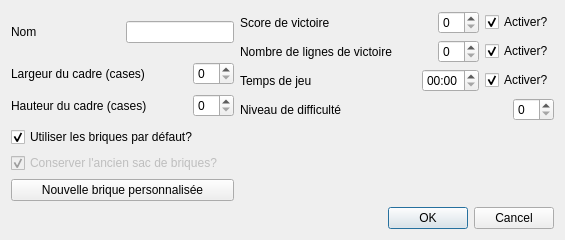
Before: the Qt Designer form view/configdialog.ui in g-jouret/projetTetris, drawn with Qt 5.
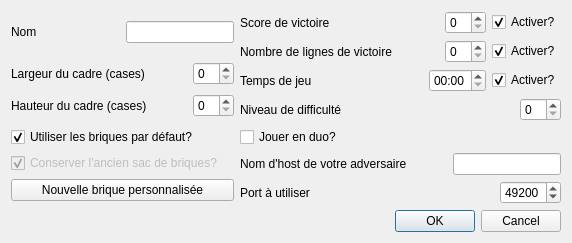
After: the same form once the commit is applied.

```diff
--- a/view/configdialog.ui
+++ b/view/configdialog.ui
@@ -6,7 +6,7 @@
    <rect>
     <x>0</x>
     <y>0</y>
-    <width>506</width>
+    <width>542</width>
     <height>244</height>
    </rect>
   </property>
@@ -285,7 +285,7 @@
      </item>
     </layout>
    </item>
-   <item row="3" column="0" colspan="2">
+   <item row="6" column="0" colspan="2">
     <widget class="QDialogButtonBox" name="buttonBox">
      <property name="orientation">
       <enum>Qt::Horizontal</enum>
@@ -295,6 +295,81 @@
      </property>
     </widget>
    </item>
+   <item row="2" column="1">
+    <layout class="QVBoxLayout" name="verticalLayout">
+     <item>
+      <widget class="QCheckBox" name="playDuo">
+       <property name="text">
+        <string>Jouer en duo?</string>
+       </property>
+      </widget>
+     </item>
+     <item>
+      <layout class="QHBoxLayout" name="ipLayout">
+       <item>
+        <widget class="QLabel" name="lbHost">
+         <property name="text">
+          <string>Nom d'host de votre adversaire</string>
+         </property>
+        </widget>
+       </item>
+       <item>
+        <spacer name="horizontalSpacer_6">
+         <property name="orientation">
+          <enum>Qt::Horizontal</enum>
+         </property>
+         <property name="sizeHint" stdset="0">
+          <size>
+           <width>40</width>
+           <height>20</height>
+          </size>
+         </property>
+        </spacer>
+       </item>
+       <item>
+        <widget class="QLineEdit" name="leHost"/>
+       </item>
+      </layout>
+     </item>
+     <item>
+      <layout class="QHBoxLayout" name="portLayout">
+       <item>
+        <widget class="QLabel" name="lbPort">
+         <property name="text">
+          <string>Port à utiliser</string>
+         </property>
+        </widget>
+       </item>
+       <item>
+        <spacer name="horizontalSpacer_9">
+         <property name="orientation">
+          <enum>Qt::Horizontal</enum>
+         </property>
+         <property name="sizeHint" stdset="0">
+          <size>
+           <width>40</width>
+           <height>20</height>
+          </size>
+         </property>
+        </spacer>
+       </item>
+       <item>
+        <widget class="QSpinBox" name="sbPort">
+         <property name="minimum">
+          <number>49153</number>
+         </property>
+         <property name="maximum">
+          <number>65535</number>
+         </property>
+         <property name="value">
+          <number>49200</number>
+         </property>
+        </widget>
+       </item>
+      </layout>
+     </item>
+    </layout>
+   </item>
   </layout>
  </widget>
  <resources/>
```
